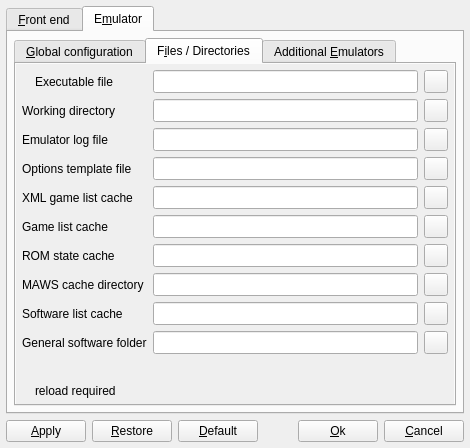
Before: the Qt Designer form options.ui in qmc2/qmc2-mame-fe, drawn with Qt 5.
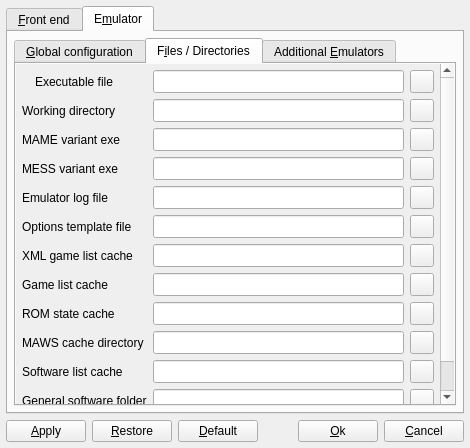
After: the same form once the commit is applied. The open tabs and pages were chosen to show the change. Icons and pictures are not drawn.

Commit message: new: Windows only: the 'other' variant's exe file can now be specified explicitly (the default is still to search for it only in the directory where the calling variant was started from)

```diff
--- a/options.ui
+++ b/options.ui
@@ -3685,8 +3685,8 @@
                <rect>
                 <x>0</x>
                 <y>0</y>
-                <width>179</width>
-                <height>319</height>
+                <width>421</width>
+                <height>380</height>
                </rect>
               </property>
               <layout class="QGridLayout" name="gridLayout_8">
@@ -3752,14 +3752,14 @@
                    </property>
                   </widget>
                  </item>
-                 <item row="2" column="0">
+                 <item row="4" column="0">
                   <widget class="QLabel" name="labelEmulatorLogFile">
                    <property name="text">
                     <string>Emulator log file</string>
                    </property>
                   </widget>
                  </item>
-                 <item row="2" column="1">
+                 <item row="4" column="1">
                   <widget class="QLineEdit" name="lineEditEmulatorLogFile">
                    <property name="sizePolicy">
                     <sizepolicy hsizetype="Expanding" vsizetype="Minimum">
@@ -3772,7 +3772,7 @@
                    </property>
                   </widget>
                  </item>
-                 <item row="2" column="2">
+                 <item row="4" column="2">
                   <widget class="QToolButton" name="toolButtonBrowseEmulatorLogFile">
                    <property name="sizePolicy">
                     <sizepolicy hsizetype="Fixed" vsizetype="Minimum">
@@ -3789,14 +3789,14 @@
                    </property>
                   </widget>
                  </item>
-                 <item row="3" column="0">
+                 <item row="5" column="0">
                   <widget class="QLabel" name="labelOptionsTemplateFile">
                    <property name="text">
                     <string>Options template file</string>
                    </property>
                   </widget>
                  </item>
-                 <item row="3" column="1">
+                 <item row="5" column="1">
                   <widget class="QLineEdit" name="lineEditOptionsTemplateFile">
                    <property name="sizePolicy">
                     <sizepolicy hsizetype="Expanding" vsizetype="Minimum">
@@ -3809,7 +3809,7 @@
                    </property>
                   </widget>
                  </item>
-                 <item row="3" column="2">
+                 <item row="5" column="2">
                   <widget class="QToolButton" name="toolButtonBrowseOptionsTemplateFile">
                    <property name="sizePolicy">
                     <sizepolicy hsizetype="Fixed" vsizetype="Minimum">
@@ -3826,14 +3826,14 @@
                    </property>
                   </widget>
                  </item>
-                 <item row="4" column="0">
+                 <item row="6" column="0">
                   <widget class="QLabel" name="labelListXMLCache">
                    <property name="text">
                     <string>XML game list cache</string>
                    </property>
                   </widget>
                  </item>
-                 <item row="4" column="1">
+                 <item row="6" column="1">
                   <widget class="QLineEdit" name="lineEditListXMLCache">
                    <property name="sizePolicy">
                     <sizepolicy hsizetype="Expanding" vsizetype="Minimum">
@@ -3846,7 +3846,7 @@
                    </property>
                   </widget>
                  </item>
-                 <item row="4" column="2">
+                 <item row="6" column="2">
                   <widget class="QToolButton" name="toolButtonBrowseListXMLCache">
                    <property name="sizePolicy">
                     <sizepolicy hsizetype="Fixed" vsizetype="Minimum">
@@ -3863,14 +3863,14 @@
                    </property>
                   </widget>
                  </item>
-                 <item row="5" column="0">
+                 <item row="7" column="0">
                   <widget class="QLabel" name="labelGamelistCacheFile">
                    <property name="text">
                     <string>Game list cache</string>
                    </property>
                   </widget>
                  </item>
-                 <item row="5" column="1">
+                 <item row="7" column="1">
                   <widget class="QLineEdit" name="lineEditGamelistCacheFile">
                    <property name="sizePolicy">
                     <sizepolicy hsizetype="Expanding" vsizetype="Minimum">
@@ -3883,7 +3883,7 @@
                    </property>
                   </widget>
                  </item>
-                 <item row="5" column="2">
+                 <item row="7" column="2">
                   <widget class="QToolButton" name="toolButtonBrowseGamelistCacheFile">
                    <property name="sizePolicy">
                     <sizepolicy hsizetype="Fixed" vsizetype="Minimum">
@@ -3900,14 +3900,14 @@
                    </property>
                   </widget>
                  </item>
-                 <item row="6" column="0">
+                 <item row="8" column="0">
                   <widget class="QLabel" name="labelROMStateCacheFile">
                    <property name="text">
                     <string>ROM state cache</string>
                    </property>
                   </widget>
                  </item>
-                 <item row="6" column="1">
+                 <item row="8" column="1">
                   <widget class="QLineEdit" name="lineEditROMStateCacheFile">
                    <property name="sizePolicy">
                     <sizepolicy hsizetype="Expanding" vsizetype="Minimum">
@@ -3920,7 +3920,7 @@
                    </property>
                   </widget>
                  </item>
-                 <item row="6" column="2">
+                 <item row="8" column="2">
                   <widget class="QToolButton" name="toolButtonBrowseROMStateCacheFile">
                    <property name="sizePolicy">
                     <sizepolicy hsizetype="Fixed" vsizetype="Minimum">
@@ -3937,7 +3937,7 @@
                    </property>
                   </widget>
                  </item>
-                 <item row="10" column="0" colspan="3">
+                 <item row="12" column="0" colspan="3">
                   <spacer name="spacer11">
                    <property name="orientation">
                     <enum>Qt::Vertical</enum>
@@ -3950,7 +3950,7 @@
                    </property>
                   </spacer>
                  </item>
-                 <item row="11" column="0" colspan="3">
+                 <item row="13" column="0" colspan="3">
                   <layout class="QHBoxLayout" name="layout17">
                    <item>
                     <widget class="QLabel" name="labelLegend4Pic">
@@ -3986,14 +3986,14 @@
                    </item>
                   </layout>
                  </item>
-                 <item row="7" column="0">
+                 <item row="9" column="0">
                   <widget class="QLabel" name="labelMAWSCacheDirectory">
                    <property name="text">
                     <string>MAWS cache directory</string>
                    </property>
                   </widget>
                  </item>
-                 <item row="7" column="1">
+                 <item row="9" column="1">
                   <widget class="QLineEdit" name="lineEditMAWSCacheDirectory">
                    <property name="sizePolicy">
                     <sizepolicy hsizetype="Expanding" vsizetype="Minimum">
@@ -4006,7 +4006,7 @@
                    </property>
                   </widget>
                  </item>
-                 <item row="7" column="2">
+                 <item row="9" column="2">
                   <widget class="QToolButton" name="toolButtonBrowseMAWSCacheDirectory">
                    <property name="sizePolicy">
                     <sizepolicy hsizetype="Fixed" vsizetype="Minimum">
@@ -4026,14 +4026,14 @@
                    </property>
                   </widget>
                  </item>
-                 <item row="8" column="0">
+                 <item row="10" column="0">
                   <widget class="QLabel" name="labelSoftwareListCache">
                    <property name="text">
                     <string>Software list cache</string>
                    </property>
                   </widget>
                  </item>
-                 <item row="8" column="1">
+                 <item row="10" column="1">
                   <widget class="QLineEdit" name="lineEditSoftwareListCache">
                    <property name="sizePolicy">
                     <sizepolicy hsizetype="Expanding" vsizetype="Minimum">
@@ -4046,7 +4046,7 @@
                    </property>
                   </widget>
                  </item>
-                 <item row="8" column="2">
+                 <item row="10" column="2">
                   <widget class="QToolButton" name="toolButtonBrowseSoftwareListCache">
                    <property name="sizePolicy">
                     <sizepolicy hsizetype="Fixed" vsizetype="Minimum">
@@ -4063,51 +4063,14 @@
                    </property>
                   </widget>
                  </item>
-                 <item row="1" column="0">
-                  <widget class="QLabel" name="labelWorkingDirectory">
-                   <property name="text">
-                    <string>Working directory</string>
-                   </property>
-                  </widget>
-                 </item>
-                 <item row="1" column="1">
-                  <widget class="QLineEdit" name="lineEditWorkingDirectory">
-                   <property name="sizePolicy">
-                    <sizepolicy hsizetype="Expanding" vsizetype="Minimum">
-                     <horstretch>0</horstretch>
-                     <verstretch>0</verstretch>
-                    </sizepolicy>
-                   </property>
-                   <property name="toolTip">
-                    <string>Working directory that's used when the emulator is executed (if empty, QMC2's current working directory is used)</string>
-                   </property>
-                  </widget>
-                 </item>
-                 <item row="1" column="2">
-                  <widget class="QToolButton" name="toolButtonBrowseWorkingDirectory">
-                   <property name="sizePolicy">
-                    <sizepolicy hsizetype="Fixed" vsizetype="Minimum">
-                     <horstretch>0</horstretch>
-                     <verstretch>0</verstretch>
-                    </sizepolicy>
-                   </property>
-                   <property name="toolTip">
-                    <string>Browse working directory</string>
-                   </property>
-                   <property name="icon">
-                    <iconset resource="qmc2.qrc">
-                     <normaloff>:/data/img/fileopen.png</normaloff>:/data/img/fileopen.png</iconset>
-                   </property>
-                  </widget>
-                 </item>
-                 <item row="9" column="0">
+                 <item row="11" column="0">
                   <widget class="QLabel" name="labelGeneralSoftwareFolder">
                    <property name="text">
                     <string>General software folder</string>
                    </property>
                   </widget>
                  </item>
-                 <item row="9" column="1">
+                 <item row="11" column="1">
                   <widget class="QLineEdit" name="lineEditGeneralSoftwareFolder">
                    <property name="sizePolicy">
                     <sizepolicy hsizetype="Expanding" vsizetype="Minimum">
@@ -4120,7 +4083,7 @@
                    </property>
                   </widget>
                  </item>
-                 <item row="9" column="2">
+                 <item row="11" column="2">
                   <widget class="QToolButton" name="toolButtonBrowseGeneralSoftwareFolder">
                    <property name="sizePolicy">
                     <sizepolicy hsizetype="Fixed" vsizetype="Minimum">
@@ -4137,6 +4100,117 @@
                    </property>
                   </widget>
                  </item>
+                 <item row="2" column="0">
+                  <widget class="QLabel" name="labelMAMEVariantExe">
+                   <property name="text">
+                    <string>MAME variant exe</string>
+                   </property>
+                  </widget>
+                 </item>
+                 <item row="2" column="1">
+                  <widget class="QLineEdit" name="lineEditMAMEVariantExe">
+                   <property name="sizePolicy">
+                    <sizepolicy hsizetype="Expanding" vsizetype="Minimum">
+                     <horstretch>0</horstretch>
+                     <verstretch>0</verstretch>
+                    </sizepolicy>
+                   </property>
+                   <property name="toolTip">
+                    <string>Select the exe file for the MAME variant (leave empty when all variants are installed in the same directory)</string>
+                   </property>
+                  </widget>
+                 </item>
+                 <item row="2" column="2">
+                  <widget class="QToolButton" name="toolButtonBrowseMAMEVariantExe">
+                   <property name="sizePolicy">
+                    <sizepolicy hsizetype="Fixed" vsizetype="Minimum">
+                     <horstretch>0</horstretch>
+                     <verstretch>0</verstretch>
+                    </sizepolicy>
+                   </property>
+                   <property name="toolTip">
+                    <string>Browse MAME variant exe</string>
+                   </property>
+                   <property name="icon">
+                    <iconset resource="qmc2.qrc">
+                     <normaloff>:/data/img/fileopen.png</normaloff>:/data/img/fileopen.png</iconset>
+                   </property>
+                  </widget>
+                 </item>
+                 <item row="3" column="0">
+                  <widget class="QLabel" name="labelMESSVariantExe">
+                   <property name="text">
+                    <string>MESS variant exe</string>
+                   </property>
+                  </widget>
+                 </item>
+                 <item row="3" column="1">
+                  <widget class="QLineEdit" name="lineEditMESSVariantExe">
+                   <property name="sizePolicy">
+                    <sizepolicy hsizetype="Expanding" vsizetype="Minimum">
+                     <horstretch>0</horstretch>
+                     <verstretch>0</verstretch>
+                    </sizepolicy>
+                   </property>
+                   <property name="toolTip">
+                    <string>Select the exe file for the MESS variant (leave empty when all variants are installed in the same directory)</string>
+                   </property>
+                  </widget>
+                 </item>
+                 <item row="3" column="2">
+                  <widget class="QToolButton" name="toolButtonBrowseMESSVariantExe">
+                   <property name="sizePolicy">
+                    <sizepolicy hsizetype="Fixed" vsizetype="Minimum">
+                     <horstretch>0</horstretch>
+                     <verstretch>0</verstretch>
+                    </sizepolicy>
+                   </property>
+                   <property name="toolTip">
+                    <string>Browse MESS variant exe</string>
+                   </property>
+                   <property name="icon">
+                    <iconset resource="qmc2.qrc">
+                     <normaloff>:/data/img/fileopen.png</normaloff>:/data/img/fileopen.png</iconset>
+                   </property>
+                  </widget>
+                 </item>
+                 <item row="1" column="0">
+                  <widget class="QLabel" name="labelWorkingDirectory">
+                   <property name="text">
+                    <string>Working directory</string>
+                   </property>
+                  </widget>
+                 </item>
+                 <item row="1" column="1">
+                  <widget class="QLineEdit" name="lineEditWorkingDirectory">
+                   <property name="sizePolicy">
+                    <sizepolicy hsizetype="Expanding" vsizetype="Minimum">
+                     <horstretch>0</horstretch>
+                     <verstretch>0</verstretch>
+                    </sizepolicy>
+                   </property>
+                   <property name="toolTip">
+                    <string>Working directory that's used when the emulator is executed (if empty, QMC2's current working directory is used)</string>
+                   </property>
+                  </widget>
+                 </item>
+                 <item row="1" column="2">
+                  <widget class="QToolButton" name="toolButtonBrowseWorkingDirectory">
+                   <property name="sizePolicy">
+                    <sizepolicy hsizetype="Fixed" vsizetype="Minimum">
+                     <horstretch>0</horstretch>
+                     <verstretch>0</verstretch>
+                    </sizepolicy>
+                   </property>
+                   <property name="toolTip">
+                    <string>Browse working directory</string>
+                   </property>
+                   <property name="icon">
+                    <iconset resource="qmc2.qrc">
+                     <normaloff>:/data/img/fileopen.png</normaloff>:/data/img/fileopen.png</iconset>
+                   </property>
+                  </widget>
+                 </item>
                 </layout>
                </item>
               </layout>
```
Left out of the diff: 10 changed lines with no effect on the pictures. The commit also changes 10 other files.
